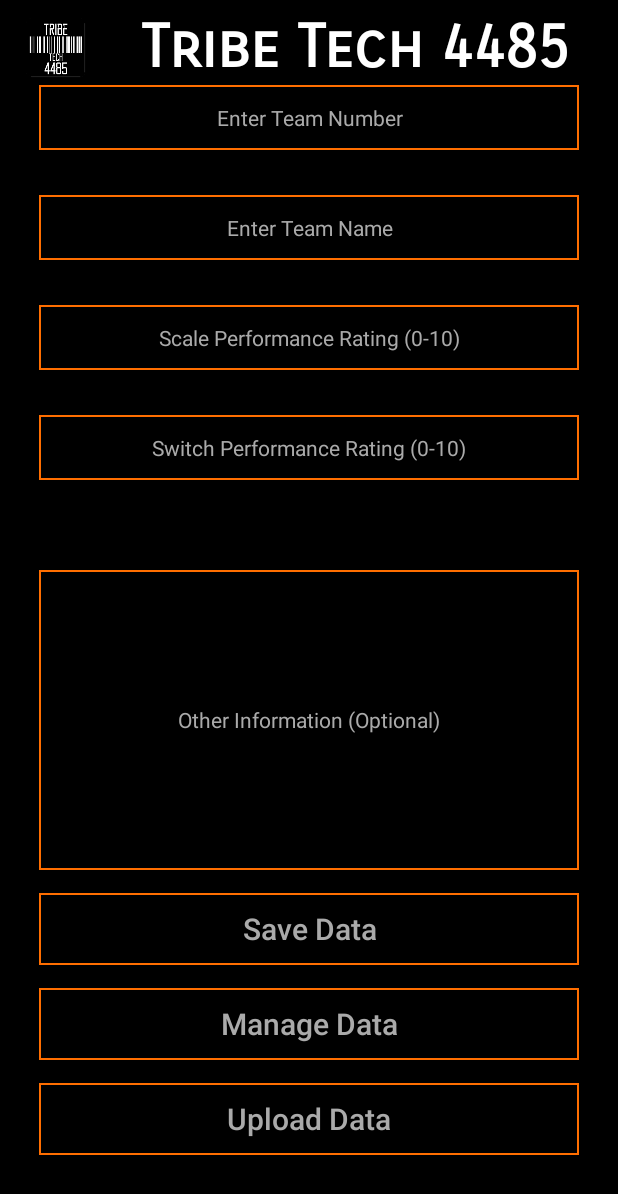
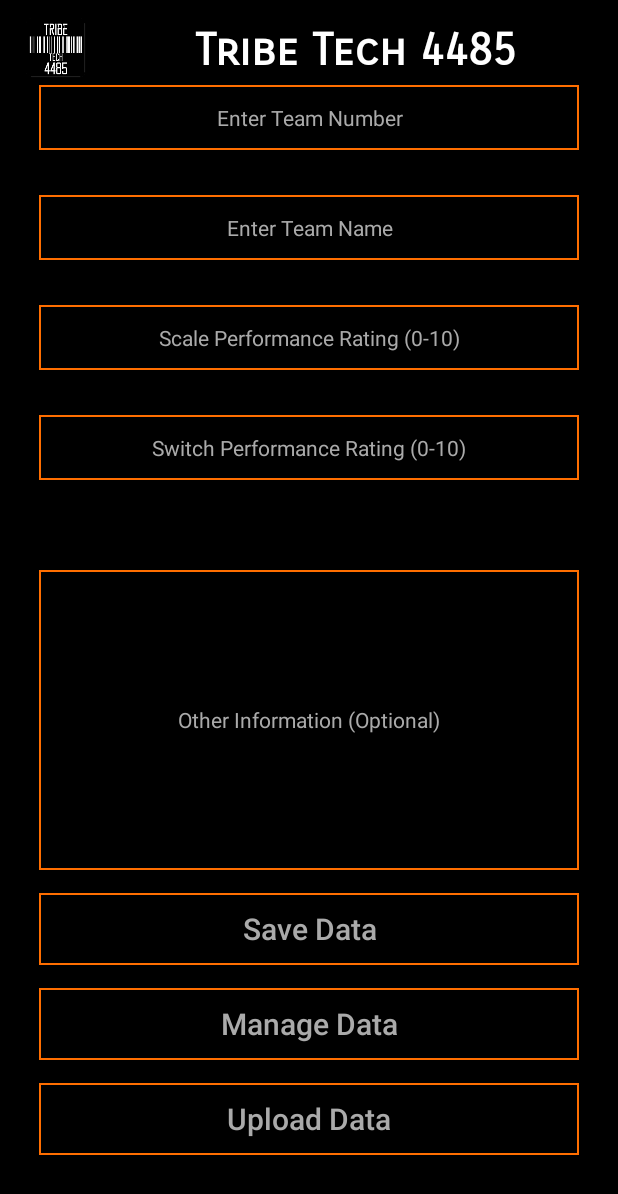
Before and after one commit to TribeTech4485/AndroidScout, an Android app: the screen it shows after launch (MainActivity), on a phone screen of 412 x 824 dp. Shown: the top 1194 px of the screen. Run offline under Robolectric (Android 15) with nearby library versions, the phone set to English and light mode, and no system bars.

Commit message:
UI Sizing Fix for Smaller Screens

```diff
--- a/AndroidScout/app/src/main/res/layout/activity_main.xml
+++ b/AndroidScout/app/src/main/res/layout/activity_main.xml
@@ -32,12 +32,12 @@
         android:layout_marginLeft="8dp"
         android:layout_marginRight="8dp"
         android:layout_marginStart="8dp"
-        android:layout_marginTop="7dp"
+        android:layout_marginTop="15dp"
         android:fontFamily="sans-serif-smallcaps"
         android:text="Tribe Tech 4485"
         android:textAlignment="center"
         android:textColor="@android:color/white"
-        android:textSize="40sp"
+        android:textSize="30sp"
         android:textStyle="bold"
         android:typeface="normal"
         app:layout_constraintLeft_toRightOf="@+id/imageView"
```
